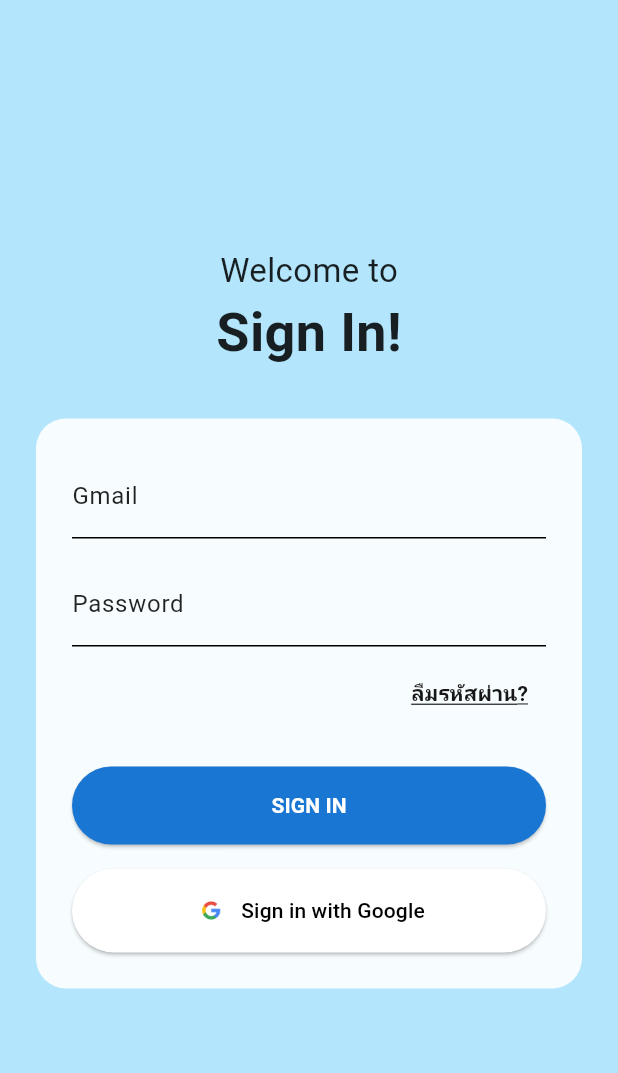
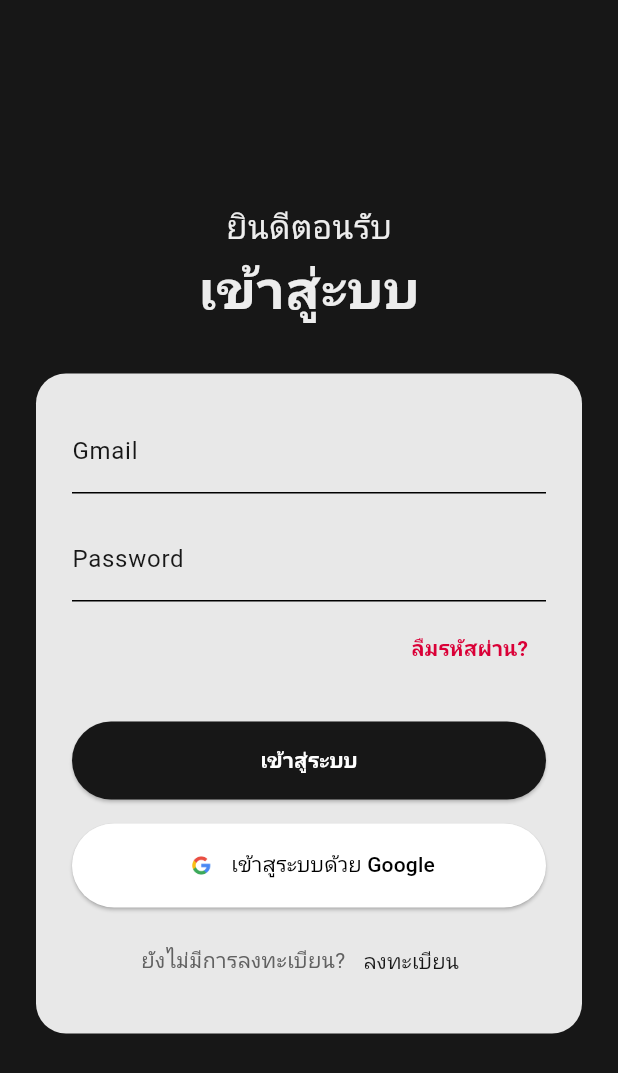
Before and after one commit to MaNaMii888/FinalProject65, a Flutter app: the screen it shows after launch, on a phone screen of 412 x 824 dp. Shown: the top 1073 px of the screen. Run offline on Flutter 3.47's test engine with Material 3 defaults, Android fonts, the phone set to English and light mode, and no system bars; our stand-ins replace cached_network_image, cloud_firestore, firebase_auth, firebase_core, firebase_storage, flutter_local_notifications and 6 more; accounts and stored records are empty; Roboto replaces fonts that are missing (Prompt).

Commit message:
ปรับแจ้งเตือน +  หน้าเข้าสูระบบเชื่อมหน้า ลงทะเบียน + แก้บัคหน้าลงทพเบียนเข้าไแปเจอ้หน้าเก่า

```diff
--- a/project01/lib/Screen/login.dart
+++ b/project01/lib/Screen/login.dart
@@ -1,5 +1,5 @@
 import 'package:flutter/material.dart';
-// import 'package:project01/Screen/register.dart'; // unused — kept commented in case needed later
+import 'package:project01/Screen/register.dart'; // unused — kept commented in case needed later
 // import 'package:project01/Screen/app.dart'; // not used anymore; keep commented in case needed
 import 'package:project01/Screen/forgot_password.dart';
 import 'dart:async';
@@ -46,23 +46,33 @@ class _LoginScreenState extends State<LoginPage> {
   @override
   Widget build(BuildContext context) {
     return Scaffold(
-      backgroundColor: Colors.lightBlue[100],
+      backgroundColor: Theme.of(context).primaryColor,
       body: Center(
         child: SingleChildScrollView(
-          padding: const EdgeInsets.symmetric(horizontal: 24.0),
+          padding: EdgeInsets.symmetric(horizontal: 24.0),
           child: Form(
             key: _formKey,
             child: Column(
               mainAxisAlignment: MainAxisAlignment.start,
               children: [
-                const Text('Welcome to', style: TextStyle(fontSize: 22)),
-                const Text(
-                  'Sign In!',
-                  style: TextStyle(fontSize: 36, fontWeight: FontWeight.bold),
+                Text(
+                  'ยินดีตอนรับ',
+                  style: TextStyle(
+                    color: Theme.of(context).colorScheme.onPrimary,
+                    fontSize: 22,
+                  ),
+                ),
+                Text(
+                  'เข้าสู่ะบบ',
+                  style: TextStyle(
+                    color: Theme.of(context).colorScheme.onPrimary,
+                    fontSize: 36,
+                    fontWeight: FontWeight.bold,
+                  ),
                 ),
                 const SizedBox(height: 32),
                 Container(
-                  padding: const EdgeInsets.all(24),
+                  padding: EdgeInsets.all(24),
                   decoration: BoxDecoration(
                     color: Colors.white.withValues(alpha: 0.9),
                     borderRadius: BorderRadius.circular(20),
@@ -72,8 +82,11 @@ class _LoginScreenState extends State<LoginPage> {
                       TextFormField(
                         controller: _emailController,
                         keyboardType: TextInputType.emailAddress,
-                        decoration: const InputDecoration(
+                        decoration: InputDecoration(
                           labelText: 'Gmail',
+                          labelStyle: TextStyle(
+                            color: Theme.of(context).primaryColor,
+                          ),
                           border: UnderlineInputBorder(),
                         ),
                         validator: (value) {
@@ -90,8 +103,11 @@ class _LoginScreenState extends State<LoginPage> {
                       TextFormField(
                         controller: _passwordController,
                         obscureText: true,
-                        decoration: const InputDecoration(
+                        decoration: InputDecoration(
                           labelText: 'Password',
+                          labelStyle: TextStyle(
+                            color: Theme.of(context).primaryColor,
+                          ),
                           border: UnderlineInputBorder(),
                         ),
                         validator: (value) {
@@ -117,9 +133,10 @@ class _LoginScreenState extends State<LoginPage> {
                               ),
                             );
                           },
-                          child: const Text(
+                          child: Text(
                             'ลืมรหัสผ่าน?',
                             style: TextStyle(
+                              color: Theme.of(context).colorScheme.surface,
                               decoration: TextDecoration.underline,
                               fontWeight: FontWeight.w600,
                             ),
@@ -131,7 +148,8 @@ class _LoginScreenState extends State<LoginPage> {
                         width: double.infinity,
                         child: ElevatedButton(
                           style: ElevatedButton.styleFrom(
-                            backgroundColor: Colors.blue[700],
+                            backgroundColor:
+                                Theme.of(context).colorScheme.primary,
                             shape: RoundedRectangleBorder(
                               borderRadius: BorderRadius.circular(30),
                             ),
@@ -358,7 +376,7 @@ class _LoginScreenState extends State<LoginPage> {
                             }
                           },
                           child: const Text(
-                            'SIGN IN',
+                            'เข้าสู่ระบบ',
                             style: TextStyle(
                               fontWeight: FontWeight.bold,
                               color: Colors.white,
@@ -374,7 +392,7 @@ class _LoginScreenState extends State<LoginPage> {
                             'assets/img/google.jpg',
                             height: 24.0,
                           ),
-                          label: const Text('Sign in with Google'),
+                          label: const Text('เข้าสูระบบด้วย Google'),
                           style: ElevatedButton.styleFrom(
                             backgroundColor: Colors.white,
                             foregroundColor: Colors.black,
@@ -496,6 +514,27 @@ class _LoginScreenState extends State<LoginPage> {
                           },
                         ),
                       ),
+                      const SizedBox(height: 12),
+                      Row(
+                        mainAxisAlignment: MainAxisAlignment.center,
+                        children: [
+                          Text(
+                            'ยังไม่มีการลงทะเบียน?',
+                            style: TextStyle(color: Colors.grey[700]),
+                          ),
+                          TextButton(
+                            onPressed: () {
+                              Navigator.push(
+                                context,
+                                MaterialPageRoute(
+                                  builder: (context) => RegisterScreen(),
+                                ),
+                              );
+                            },
+                            child: const Text('ลงทะเบียน'),
+                          ),
+                        ],
+                      ),
                     ],
                   ),
                 ),
--- a/project01/lib/Screen/page/notification/realtime_notification_service.dart
+++ b/project01/lib/Screen/page/notification/realtime_notification_service.dart
@@ -58,7 +58,7 @@ class RealtimeNotificationService {
     }
 
     // ถ้าพบความคล้ายกันมากกว่า 70% แจ้งเตือน
-    if (bestMatch > 0.7 && matchingUserPost != null) {
+    if (bestMatch >= 0.7 && matchingUserPost != null) {
       // บันทึกการแจ้งเตือนลง Firestore
       await _saveNotificationToFirestore(
         userId: userId,
@@ -134,7 +134,7 @@ class RealtimeNotificationService {
             ),
           ],
         ),
-        backgroundColor: matchScore >= 0.8 ? Colors.green : Colors.orange,
+        backgroundColor: matchScore >= 0.7 ? Colors.green : Colors.orange,
         duration: const Duration(seconds: 5),
         action: SnackBarAction(
           label: 'ดู',
--- a/project01/lib/providers/theme_provider.dart
+++ b/project01/lib/providers/theme_provider.dart
@@ -54,7 +54,7 @@ class ThemeProvider extends ChangeNotifier {
         surface: _surface,
         onPrimary: const Color(0xFFEDEDED),
         onSecondary: Colors.black87,
-        onSurface: Colors.black87,
+        onSurface: const Color(0x0014ffec),
         error: Colors.red,
         onError: Colors.white,
       ),
```
Also changed, not shown: project01/lib/Screen/app.dart (deleted, +0 -71 lines), project01/lib/Screen/register.dart (+29 -24 lines).
